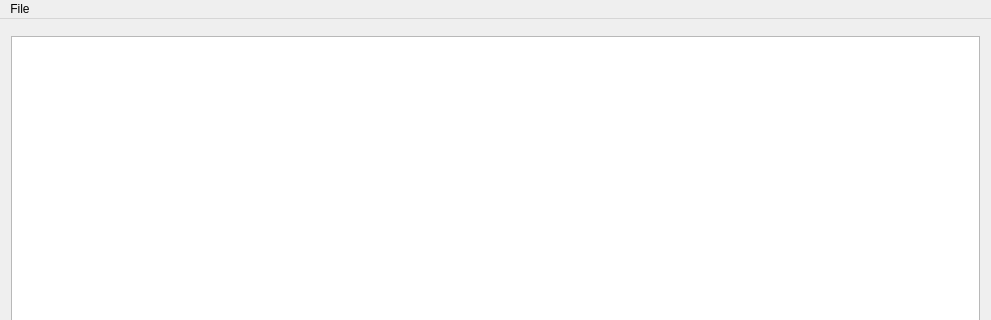
First picture: the form in mainwindow.ui, repository songotony/TextEditor, before the edit; both pictures show x 0 to 991 and y 0 to 320 of the 991 by 507 pixel window.
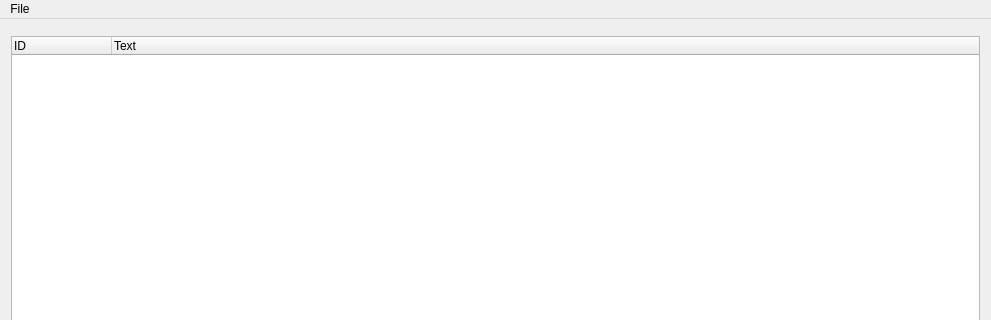
Second picture: the form after the edit.

Commit message:
Text added to list
Remove list widget to tree widget, ID is unique, change add language to
be modular (needed for add ID to connection)

Diff of the .ui file:
```diff
--- a/mainwindow.ui
+++ b/mainwindow.ui
@@ -51,12 +51,23 @@
       </item>
      </layout>
     </item>
-    <item row="1" column="0">
-     <widget class="QListWidget" name="listText"/>
-    </item>
     <item row="0" column="0">
      <widget class="QTabBar" name="tabBar" native="true"/>
     </item>
+    <item row="1" column="0">
+     <widget class="QTreeWidget" name="treeText">
+      <column>
+       <property name="text">
+        <string>ID</string>
+       </property>
+      </column>
+      <column>
+       <property name="text">
+        <string>Text</string>
+       </property>
+      </column>
+     </widget>
+    </item>
    </layout>
   </widget>
   <widget class="QMenuBar" name="menuBar">
```
The commit also changes 14 other files.
